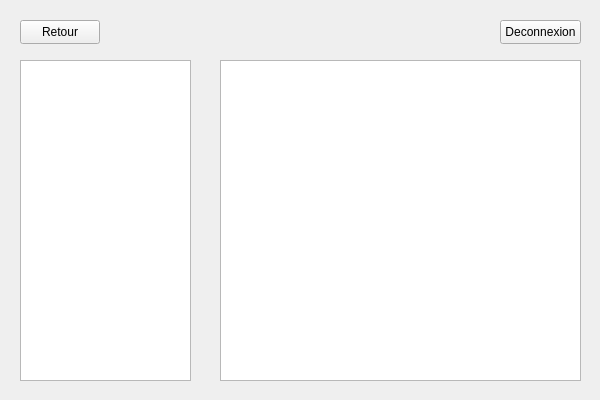
This is visualizedb.ui in Zorehi/TP_Qt_1 as Qt 5 draws it before an edit. The edited form follows.
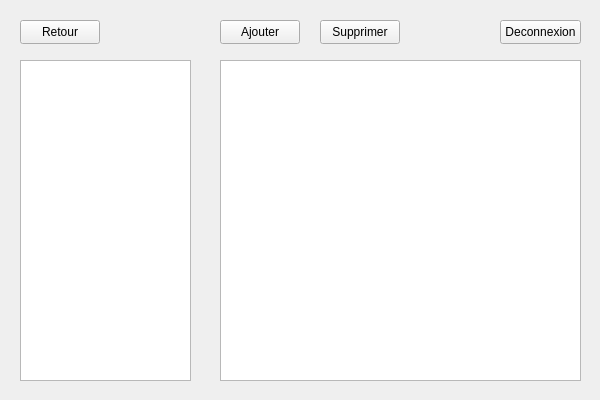
This is the edited form.

Patch:
```diff
--- a/visualizedb.ui
+++ b/visualizedb.ui
@@ -62,6 +62,32 @@
     <string>Deconnexion</string>
    </property>
   </widget>
+  <widget class="QPushButton" name="buttonAdd">
+   <property name="geometry">
+    <rect>
+     <x>220</x>
+     <y>20</y>
+     <width>80</width>
+     <height>24</height>
+    </rect>
+   </property>
+   <property name="text">
+    <string>Ajouter</string>
+   </property>
+  </widget>
+  <widget class="QPushButton" name="buttonDelete">
+   <property name="geometry">
+    <rect>
+     <x>320</x>
+     <y>20</y>
+     <width>80</width>
+     <height>24</height>
+    </rect>
+   </property>
+   <property name="text">
+    <string>Supprimer</string>
+   </property>
+  </widget>
  </widget>
  <resources/>
  <connections/>
```
Left out of the diff: 13 changed lines with no effect on the pictures.
